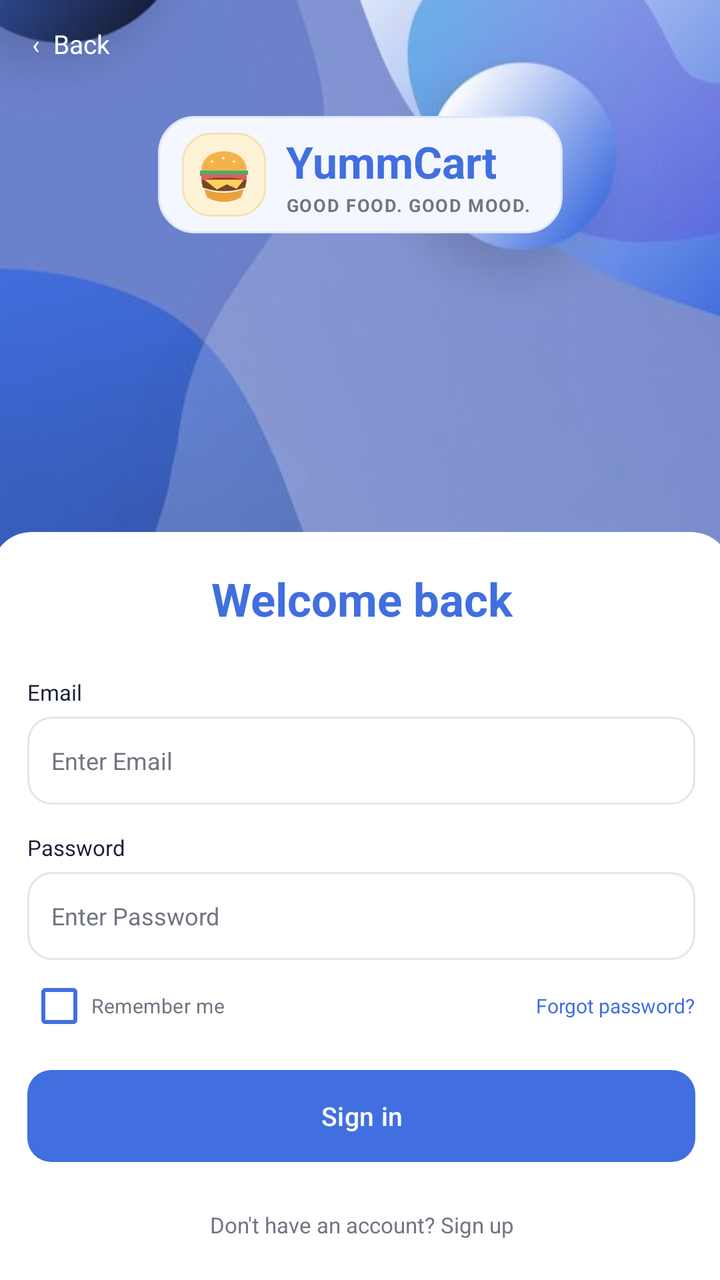
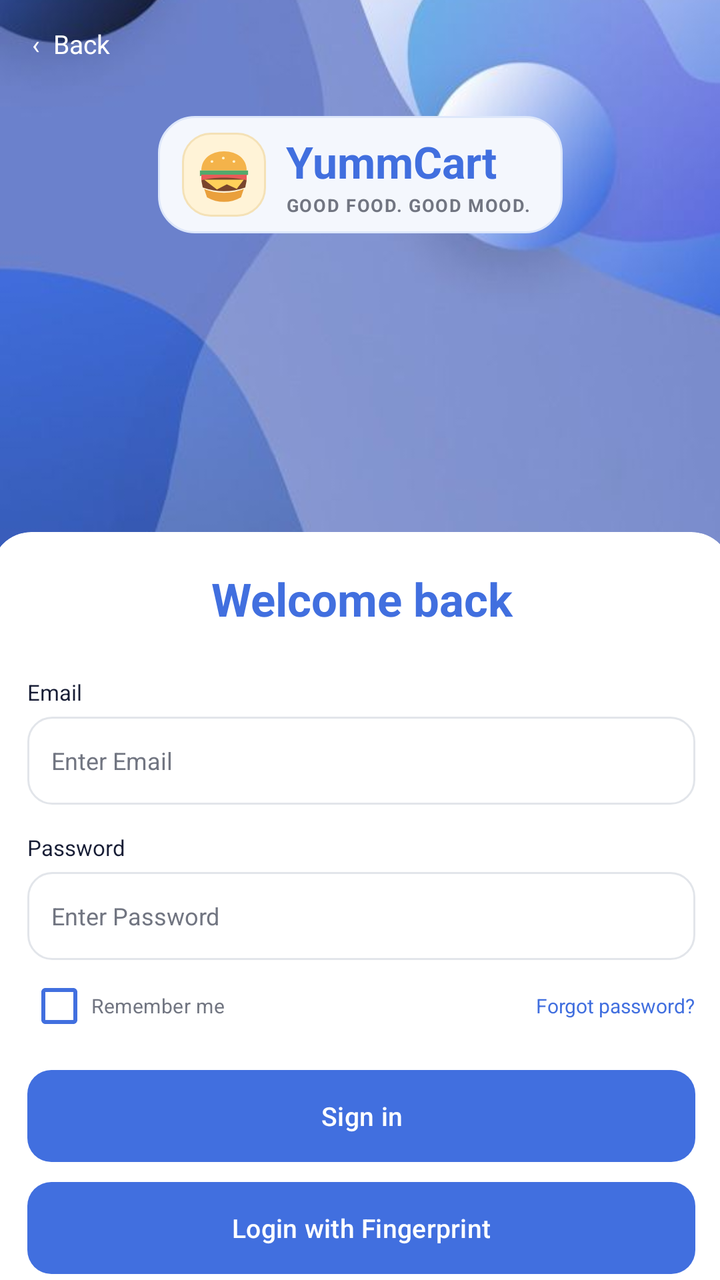

Screens rendered from an Android XML layout before and after an edit, with the pre-edit source and the edit as a unified diff.
<!-- AndroidManifest.xml: application theme Theme.MyApplication -->
<!-- res/layout/activity_login.xml -->
<?xml version="1.0" encoding="utf-8"?>
<RelativeLayout
    xmlns:android="http://schemas.android.com/apk/res/android"
    xmlns:app="http://schemas.android.com/apk/res-auto"
    android:layout_width="match_parent"
    android:layout_height="match_parent"
    android:background="@color/screen_background">

    <androidx.constraintlayout.widget.ConstraintLayout
        android:layout_width="match_parent"
        android:layout_height="match_parent"
        android:background="@drawable/bg_card"
        android:clipToOutline="true">

        
        <ImageView
            android:layout_width="0dp"
            android:layout_height="0dp"
            android:contentDescription="@null"
            android:scaleType="centerCrop"
            android:src="@drawable/auth_background"
            app:layout_constraintTop_toTopOf="parent"
            app:layout_constraintBottom_toBottomOf="parent"
            app:layout_constraintStart_toStartOf="parent"
            app:layout_constraintEnd_toEndOf="parent" />
    <include
        android:id="@+id/yummCartBrandHeader"
        layout="@layout/view_yummcart_brand"
        android:layout_width="wrap_content"
        android:layout_height="wrap_content"
        android:layout_marginTop="58dp"
        app:layout_constraintTop_toTopOf="parent"
        app:layout_constraintStart_toStartOf="parent"
        app:layout_constraintEnd_toEndOf="parent" />

        
        <TextView
            android:id="@+id/tvBack"
            android:layout_width="wrap_content"
            android:layout_height="44dp"
            android:gravity="center_vertical"
            android:paddingStart="16dp"
            android:paddingEnd="16dp"
            android:text="&#x2039;  Back"
            android:textColor="@color/white"
            android:textSize="13sp"
            app:layout_constraintTop_toTopOf="parent"
            app:layout_constraintStart_toStartOf="parent" />

        
        <ScrollView
            android:layout_width="370dp"
            android:layout_height="0dp"
            android:layout_marginTop="266dp"
            android:background="@drawable/rounded_scrollview_bg"
            android:clipToOutline="true"
            android:fillViewport="true"
            android:padding="18dp"
            android:scrollbars="none"
            app:layout_constraintEnd_toEndOf="parent"
            app:layout_constraintHeight_percent="0.74"
            app:layout_constraintHorizontal_bias="0.476"
            app:layout_constraintStart_toStartOf="parent"
            app:layout_constraintTop_toTopOf="parent">

            <LinearLayout
                android:layout_width="match_parent"
                android:layout_height="wrap_content"
                android:orientation="vertical">

                
                <TextView
                    android:layout_width="match_parent"
                    android:layout_height="wrap_content"
                    android:gravity="center"
                    android:text="Welcome back"
                    android:textColor="@color/primary_blue"
                    android:textSize="23sp"
                    android:textStyle="bold" />

                
                <TextView
                    android:layout_width="wrap_content"
                    android:layout_height="wrap_content"
                    android:layout_marginTop="24dp"
                    android:text="Email"
                    android:textColor="@color/dark_text"
                    android:textSize="11sp" />

                <EditText
                    android:id="@+id/etLoginEmail"
                    android:layout_width="match_parent"
                    android:layout_height="44dp"
                    android:textColorHint="@color/secondary_text"
                    android:layout_marginTop="5dp"
                    android:background="@drawable/bg_input"
                    android:hint="Enter Email"
                    android:inputType="textEmailAddress"
                    android:paddingStart="12dp"
                    android:paddingEnd="12dp"
                    android:textColor="@color/dark_text"
                    android:textSize="12sp"
                    android:singleLine="true" />

                
                <TextView
                    android:layout_width="wrap_content"
                    android:layout_height="wrap_content"
                    android:layout_marginTop="14dp"
                    android:text="Password"
                    android:textColor="@color/dark_text"
                    android:textSize="11sp" />

                <EditText
                    android:id="@+id/etLoginPassword"
                    android:layout_width="match_parent"
                    android:layout_height="44dp"
                    android:layout_marginTop="5dp"
                    android:background="@drawable/bg_input"
                    android:hint="Enter Password"
                    android:inputType="textPassword"
                    android:textColorHint="@color/secondary_text"
                    android:paddingStart="12dp"
                    android:paddingEnd="12dp"
                    android:textColor="@color/dark_text"
                    android:textSize="12sp"
                    android:singleLine="true" />

                
                <LinearLayout
                    android:layout_width="match_parent"
                    android:layout_height="wrap_content"
                    android:layout_marginTop="5dp"
                    android:gravity="center_vertical"
                    android:orientation="horizontal">

                    <CheckBox
                        android:id="@+id/cbRemember"
                        android:layout_width="0dp"
                        android:layout_height="wrap_content"
                        android:layout_weight="1"
                        android:buttonTint="@color/primary_blue"
                        android:minHeight="36dp"
                        android:text="Remember me"
                        android:textColor="@color/secondary_text"
                        android:textSize="10sp" />

                    <TextView
                        android:id="@+id/tvForgotPassword"
                        android:layout_width="wrap_content"
                        android:layout_height="wrap_content"
                        android:clickable="true"
                        android:focusable="true"
                        android:text="Forgot password?"
                        android:textColor="@color/primary_blue"
                        android:textSize="10sp" />

                </LinearLayout>

                
                <Button
                    android:id="@+id/btnLogin"
                    android:layout_width="match_parent"
                    android:layout_height="46dp"
                    android:layout_marginTop="14dp"
                    android:background="@drawable/bg_button"
                    android:backgroundTint="@color/primary_blue"
                    android:insetTop="0dp"
                    android:insetBottom="0dp"
                    android:text="Sign in"
                    android:textAllCaps="false"
                    android:textColor="@color/white"
                    android:textSize="13sp" />

                
                <TextView
                    android:id="@+id/tvGoToSignUp"
                    android:layout_width="match_parent"
                    android:layout_height="wrap_content"
                    android:layout_marginTop="24dp"
                    android:gravity="center"
                    android:text="Don't have an account? Sign up"
                    android:textColor="@color/secondary_text"
                    android:textSize="11sp" />

            </LinearLayout>

        </ScrollView>

    </androidx.constraintlayout.widget.ConstraintLayout>

</RelativeLayout>
<!-- res/layout/view_yummcart_brand.xml (included above) -->
<?xml version="1.0" encoding="utf-8"?>
<LinearLayout xmlns:android="http://schemas.android.com/apk/res/android"
    android:id="@+id/yummCartBrandRoot"
    android:layout_width="wrap_content"
    android:layout_height="wrap_content"
    android:background="@drawable/bg_brand_header"
    android:gravity="center_vertical"
    android:orientation="horizontal"
    android:paddingStart="12dp"
    android:paddingTop="8dp"
    android:paddingEnd="16dp"
    android:paddingBottom="8dp">

    <ImageView
        android:id="@+id/ivYummCartBrandIcon"
        android:layout_width="42dp"
        android:layout_height="42dp"
        android:background="@drawable/bg_food_badge"
        android:contentDescription="@string/p4_brand_icon_description"
        android:padding="4dp"
        android:scaleType="fitCenter"
        android:src="@drawable/ic_yummcart_food" />

    <LinearLayout
        android:layout_width="wrap_content"
        android:layout_height="wrap_content"
        android:layout_marginStart="10dp"
        android:orientation="vertical">

        <TextView
            android:layout_width="wrap_content"
            android:layout_height="wrap_content"
            android:text="@string/p4_app_title"
            android:textColor="@color/primary_blue"
            android:textSize="22sp"
            android:textStyle="bold" />

        <TextView
            android:layout_width="wrap_content"
            android:layout_height="wrap_content"
            android:layout_marginTop="1dp"
            android:letterSpacing="0.06"
            android:text="@string/p4_brand_tagline"
            android:textColor="@color/secondary_text"
            android:textSize="9sp"
            android:textStyle="bold" />
    </LinearLayout>

</LinearLayout>
<!-- resources referenced by this layout -->
<resources>
  <color name="dark_text">#171D35</color>
  <color name="primary_blue">#416FDF</color>
  <color name="screen_background">#F4F7FD</color>
  <color name="secondary_text">#717581</color>
  <color name="white">#FFFFFF</color>
  <!-- drawable bg_brand_header (drawable) -->
  <?xml version="1.0" encoding="utf-8"?>
  <shape xmlns:android="http://schemas.android.com/apk/res/android" android:shape="rectangle">
      <solid android:color="#F4F7FD" />
      <corners android:radius="18dp" />
      <stroke android:width="1dp" android:color="#DDE7FA" />
  </shape>
  <!-- drawable bg_button (drawable) -->
  <?xml version="1.0" encoding="utf-8"?>
  <shape xmlns:android="http://schemas.android.com/apk/res/android">
      <solid android:color="@color/primary_blue" />
      <corners android:radius="12dp" />
  </shape>
  <!-- drawable bg_card (drawable) -->
  <?xml version="1.0" encoding="utf-8"?>
  <shape xmlns:android="http://schemas.android.com/apk/res/android">
      <solid android:color="@color/white" />
  </shape>
  <!-- drawable bg_food_badge (drawable) -->
  <?xml version="1.0" encoding="utf-8"?>
  <shape xmlns:android="http://schemas.android.com/apk/res/android" android:shape="rectangle">
      <solid android:color="#FFF3D7" />
      <corners android:radius="14dp" />
      <stroke android:width="1dp" android:color="#F4E1B6" />
  </shape>
  <!-- drawable bg_input (drawable) -->
  <?xml version="1.0" encoding="utf-8"?>
  <shape xmlns:android="http://schemas.android.com/apk/res/android">
      <solid android:color="@color/white" />
      <stroke
          android:width="1dp"
          android:color="@color/border_color" />
      <corners android:radius="12dp" />
  </shape>
  <!-- drawable ic_yummcart_food (drawable) -->
  <vector xmlns:android="http://schemas.android.com/apk/res/android"
      android:width="48dp"
      android:height="48dp"
      android:viewportWidth="48"
      android:viewportHeight="48">
      <path android:fillColor="#F4B34A" android:pathData="M8,21 C8,12.8 14.8,7.5 24,7.5 C33.2,7.5 40,12.8 40,21 Z" />
      <path android:fillColor="#FFF3CD" android:pathData="M15,14 C15.8,13.5 16.7,14.2 16.4,15 C16.1,15.8 14.9,15.8 14.6,15 C14.4,14.6 14.6,14.2 15,14 Z M23,11.5 C23.8,11.1 24.7,11.8 24.4,12.6 C24.1,13.4 22.9,13.4 22.6,12.6 C22.4,12.2 22.6,11.8 23,11.5 Z M30.5,14 C31.3,13.5 32.2,14.2 31.9,15 C31.6,15.8 30.4,15.8 30.1,15 C29.9,14.6 30.1,14.2 30.5,14 Z" />
      <path android:fillColor="#53A96C" android:pathData="M7,21 L41,21 L41,24 L36,26 L31,24 L26,26 L21,24 L16,26 L11,24 L7,25 Z" />
      <path android:fillColor="#E85B58" android:pathData="M8,24 L40,24 L40,28 L8,28 Z" />
      <path android:fillColor="#79452C" android:pathData="M8,28 C17,25.5 31,25.5 40,28 L39,33 C29,36.5 19,36.5 9,33 Z" />
      <path android:fillColor="#FFD05A" android:pathData="M10,27.5 L38,27.5 L33,34 L26,30.8 L19,34.5 Z" />
      <path android:fillColor="#EAA03C" android:pathData="M10,34 C18,37.7 30,37.7 38,34 L36,40 C28.5,44.3 19.5,44.3 12,40 Z" />
  </vector>
  <!-- drawable rounded_scrollview_bg (drawable) -->
  <?xml version="1.0" encoding="utf-8"?>
  <shape xmlns:android="http://schemas.android.com/apk/res/android">
      <corners android:radius="20dp"/>
      <solid android:color="@color/white" />
  
  </shape>
  <string name="p4_app_title">YummCart</string>
  <string name="p4_brand_icon_description">YummCart burger logo</string>
  <string name="p4_brand_tagline">GOOD FOOD. GOOD MOOD.</string>
  <style name="Theme.MyApplication" parent="Base.Theme.MyApplication" />
  <color name="border_color">#E2E5EA</color>
  <style name="Base.Theme.MyApplication" parent="Theme.Material3.Light.NoActionBar">
  
          <item name="colorPrimary">#416FDF</item>
          <item name="colorSecondary">#416FDF</item>
          <item name="colorTertiary">#416FDF</item>
          <item name="android:windowLightStatusBar">true</item>
  
      </style>
  <!-- unchanged entries left out for length: 1 -->
</resources>

<!-- the commit's change to res/layout/activity_login.xml (unified diff, before → after) -->
@@ -173,6 +173,25 @@
                     android:textSize="13sp" />
 
                 
+                <Button
+                    android:id="@+id/btnFingerprint"
+                    android:layout_width="match_parent"
+                    android:layout_height="46dp"
+                    android:layout_marginTop="10dp"
+                    android:background="@drawable/bg_button"
+                    android:backgroundTint="@color/primary_blue"
+                    android:insetTop="0dp"
+                    android:insetBottom="0dp"
+                    android:text="@string/login_with_fingerprint"
+                    android:textAllCaps="false"
+                    android:textColor="@color/white"
+                    android:textSize="13sp"
+                    app:drawableStartCompat="@drawable/ic_fingerprint"
+                    app:drawableTint="@color/white"
+                    android:paddingStart="16dp"
+                    android:paddingEnd="16dp" />
+
+                
                 <TextView
                     android:id="@+id/tvGoToSignUp"
                     android:layout_width="match_parent"
<!-- resource entries referenced after the edit -->
@@ -39,6 +39,7 @@
           android:color="@color/border_color" />
       <corners android:radius="12dp" />
   </shape>
+  <!-- drawable ic_fingerprint: vector/xml drawable (drawable, 2273 chars, omitted) -->
   <!-- drawable ic_yummcart_food (drawable) -->
   <vector xmlns:android="http://schemas.android.com/apk/res/android"
       android:width="48dp"
@@ -60,6 +61,7 @@
       <solid android:color="@color/white" />
   
   </shape>
+  <string name="login_with_fingerprint">Login with Fingerprint</string>
   <string name="p4_app_title">YummCart</string>
   <string name="p4_brand_icon_description">YummCart burger logo</string>
   <string name="p4_brand_tagline">GOOD FOOD. GOOD MOOD.</string>
